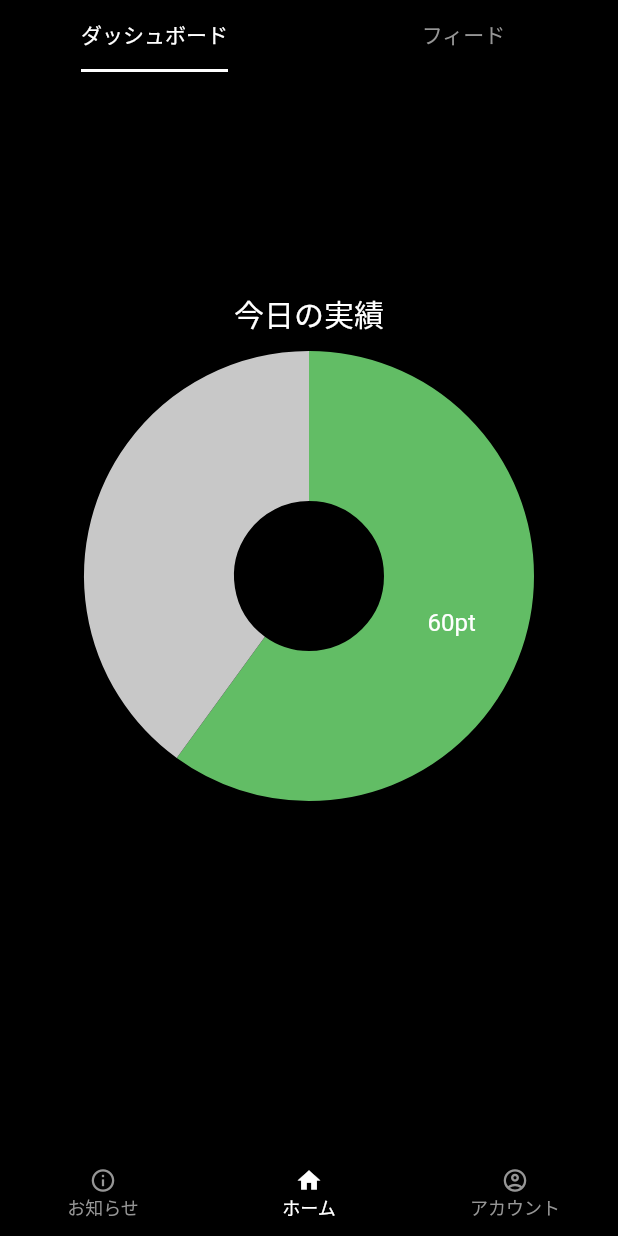
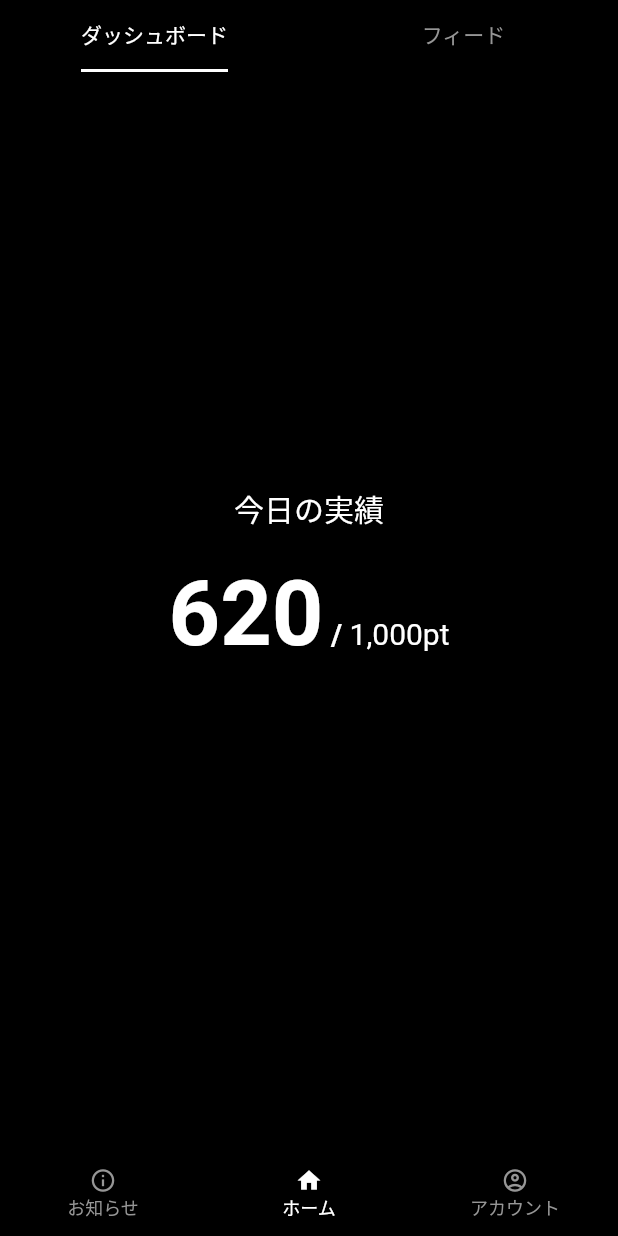
Before and after one commit to rc-code-jp/media_feed_app, a Flutter app: the screen it shows after launch, on a phone screen of 412 x 824 dp. Run offline on Flutter 3.47's test engine with Material 2 defaults, Android fonts, the phone set to English and light mode, and no system bars; drawn by our look-alikes of fl_chart; our stand-ins replace flutter_riverpod, video_player; missing offline and left inert: simple_logger.

```diff
--- a/lib/features/dashboard/widgets/achievement.dart
+++ b/lib/features/dashboard/widgets/achievement.dart
@@ -1,6 +1,6 @@
-import 'package:fl_chart/fl_chart.dart';
 import 'package:flutter/material.dart';
 import 'package:flutter_riverpod/flutter_riverpod.dart';
+import 'package:intl/intl.dart';
 import 'package:media_feed_app/styles/colors.dart';
 
 class Achievement extends ConsumerWidget {
@@ -8,36 +8,34 @@ class Achievement extends ConsumerWidget {
 
   @override
   Widget build(BuildContext context, WidgetRef ref) {
-    return FutureBuilder(
-      future: Future.delayed(const Duration(seconds: 1)),
-      builder: (BuildContext context, snapshot) {
-        return PieChart(
-          swapAnimationDuration: const Duration(seconds: 1),
-          swapAnimationCurve: Curves.easeOutExpo,
-          PieChartData(
-            startDegreeOffset: 270,
-            sections: [
-              PieChartSectionData(
-                color: AppColors.success,
-                value:
-                    snapshot.connectionState == ConnectionState.done ? 60 : 0,
-                title: "60pt",
-                titleStyle:
-                    const TextStyle(fontSize: 16, color: AppColors.white),
-                radius: 100,
+    return TweenAnimationBuilder(
+      tween: IntTween(begin: 0, end: 620),
+      duration: const Duration(milliseconds: 2000),
+      builder: (BuildContext context, value, child) {
+        return Text.rich(
+          TextSpan(
+            children: [
+              TextSpan(
+                text: NumberFormat('#,##0').format(value),
+                style: const TextStyle(
+                  fontSize: 60,
+                  color: AppColors.white,
+                  fontWeight: FontWeight.bold,
+                ),
               ),
-              PieChartSectionData(
-                color: AppColors.lightGrey,
-                value:
-                    snapshot.connectionState == ConnectionState.done ? 40 : 100,
-                showTitle: false,
-                titleStyle:
-                    const TextStyle(fontSize: 16, color: AppColors.grey),
-                radius: 100,
+              const TextSpan(
+                text: ' / ',
+                style: TextStyle(
+                  color: AppColors.white,
+                  fontSize: 20,
+                  fontWeight: FontWeight.bold,
+                ),
+              ),
+              const TextSpan(
+                text: '1,000pt',
+                style: TextStyle(color: AppColors.white, fontSize: 20),
               ),
             ],
-            sectionsSpace: 0,
-            centerSpaceRadius: 50,
           ),
         );
       },
--- a/lib/screens/home_children/dashboard_tab.dart
+++ b/lib/screens/home_children/dashboard_tab.dart
@@ -8,23 +8,19 @@ class DashboardTab extends ConsumerWidget {
 
   @override
   Widget build(BuildContext context, WidgetRef ref) {
-    return Stack(
-      fit: StackFit.loose,
-      children: const [
-        // グラフ
-        Achievement(),
-        // タイトル
-        Align(
-          alignment: Alignment.center,
-          child: Padding(
-            padding: EdgeInsets.only(bottom: 350),
-            child: Text(
-              '今日の実績',
-              style: TextStyle(color: AppColors.white, fontSize: 20),
-            ),
+    return SafeArea(
+      child: Column(
+        mainAxisAlignment: MainAxisAlignment.center,
+        mainAxisSize: MainAxisSize.min,
+        children: const [
+          Text(
+            '今日の実績',
+            style: TextStyle(color: AppColors.white, fontSize: 20),
           ),
-        ),
-      ],
+          Padding(padding: EdgeInsets.only(top: 20)),
+          Achievement(),
+        ],
+      ),
     );
   }
 }
--- a/pubspec.yaml
+++ b/pubspec.yaml
@@ -39,7 +39,7 @@ dependencies:
   video_player: ^2.6.1
   youtube_player_iframe: ^4.0.4
   simple_logger: ^1.9.0+2
-  fl_chart: ^0.62.0
+  intl: ^0.18.1
 
 dev_dependencies:
   flutter_test:
@@ -73,7 +73,6 @@ flutter:
     - assets/videos/3.mp4
     - assets/videos/4.mp4
     - assets/videos/5.mp4
-    - assets/videos/6.mp4
 
   # An image asset can refer to one or more resolution-specific "variants", see
   # https://flutter.dev/assets-and-images/#resolution-aware
```
Also changed, not shown: lib/features/feed/widgets/feed_acquired_banner.dart (+10 -0 lines), lib/features/feed/widgets/feed_finished_banner.dart (+38 -3 lines), pubspec.lock.
